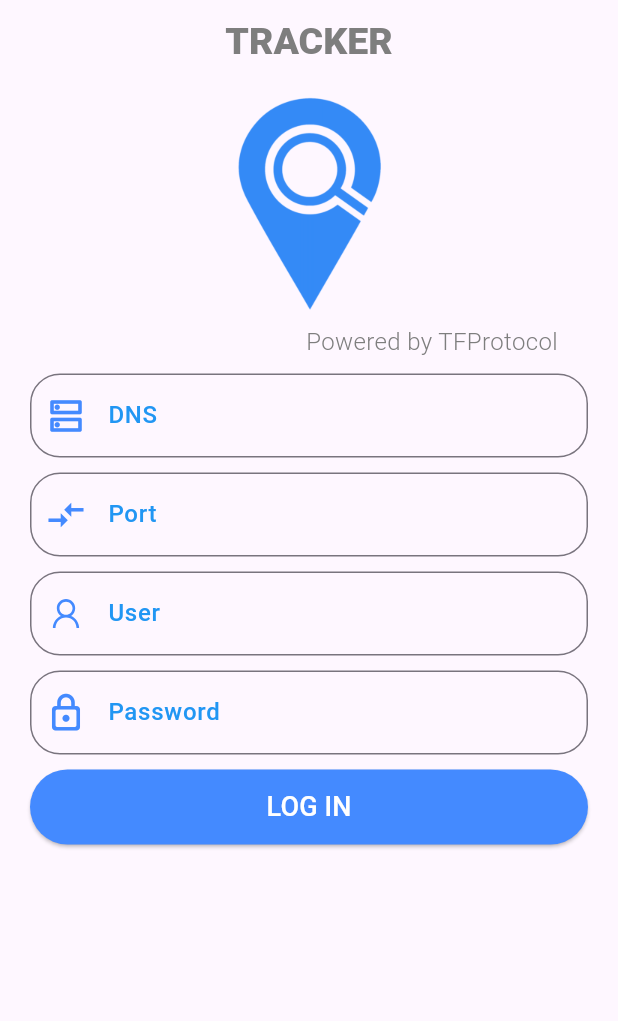
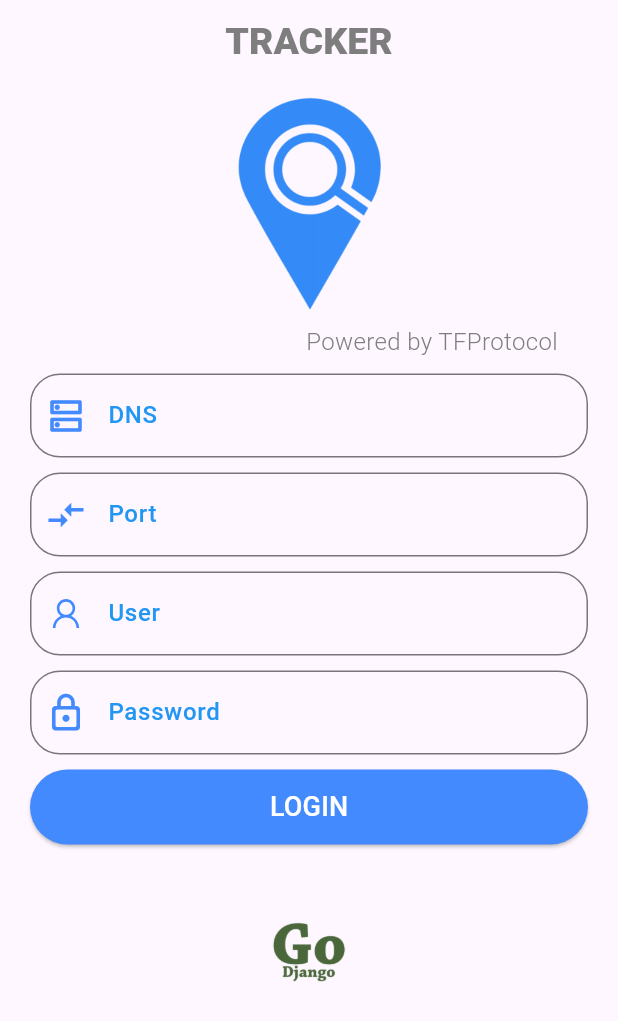
Before and after one commit to GoDjango-Development/Tracker, a Flutter app: the screen it shows after launch, on a phone screen of 412 x 824 dp. Shown: the top 1021 px of the screen. Run offline on Flutter 3.47's test engine with Material 2 defaults, Android fonts, the phone set to English and light mode, and no system bars; our stand-ins replace equatable, flutter_bloc, flutter_map, geolocator, get, latlong2 and 3 more; missing offline and left inert: flutter_map_location_marker, social_share.

```diff
--- a/lib/contants/image_string.dart
+++ b/lib/contants/image_string.dart
@@ -2,4 +2,5 @@ class ImageString {
   static String path = 'assets/img';
 
   static String logo = '$path/tracker-02-01.png';
+  static String logoDjango = '$path/logo2.png';
 }
--- a/lib/features/login/login.dart
+++ b/lib/features/login/login.dart
@@ -1,6 +1,7 @@
 import 'package:flutter/material.dart';
 import 'package:get/get.dart';
 import 'package:line_awesome_flutter/line_awesome_flutter.dart';
+import 'package:shared_preferences/shared_preferences.dart';
 import 'package:tracker/contants/image_string.dart';
 import 'package:tracker/services/login_class.dart';
 import 'package:tracker/widgets/custom_alert_dialog.dart';
@@ -19,13 +20,27 @@ class LoginPage extends StatefulWidget {
 class _LoginPageState extends State<LoginPage> {
   //Global Key
   final _formKey = GlobalKey<FormState>();
-  // Controllers
+  // LoginClass
+  LoginClass loginClass = LoginClass();
+  // Text Controllers
   final TextEditingController dnsController = TextEditingController();
   final TextEditingController portController = TextEditingController();
   final TextEditingController userController = TextEditingController();
   final TextEditingController passwordController = TextEditingController();
-  // LoginClass
-  LoginClass loginClass = LoginClass();
+
+  @override
+  void initState() {
+    _loadSavedValues();
+    super.initState();
+  }
+
+  Future<void> _loadSavedValues() async {
+    SharedPreferences prefs = await SharedPreferences.getInstance();
+    setState(() {
+      dnsController.text = prefs.getString('DNSText') ?? '';
+      portController.text = prefs.getString('PortText') ?? '';
+    });
+  }
 
   @override
   Widget build(BuildContext context) {
@@ -51,21 +66,23 @@ class _LoginPageState extends State<LoginPage> {
               crossAxisAlignment: CrossAxisAlignment.start,
               children: [
                 _logo(textTheme),
-                // const Divider(
-                //   color: Palette.segundaryColor,
-                //   indent: 15,
-                //   endIndent: 15,
-                // ),
-                _spacer(),
+                _spacer(10),
                 _dnsField(),
-                _spacer(),
+                _spacer(10),
                 _portField(),
-                _spacer(),
+                _spacer(10),
                 _userField(),
-                _spacer(),
+                _spacer(10),
                 _passwordField(),
-                _spacer(),
+                _spacer(10),
                 _buttomField(size),
+                _spacer(50),
+                Center(
+                  child: Image.asset(
+                    ImageString.logoDjango,
+                    width: 50,
+                  ),
+                ),
               ],
             ),
           ),
@@ -74,9 +91,9 @@ class _LoginPageState extends State<LoginPage> {
     );
   }
 
-  SizedBox _spacer() {
-    return const SizedBox(
-      height: 10,
+  SizedBox _spacer(double heigth) {
+    return SizedBox(
+      height: heigth,
     );
   }
 
@@ -119,7 +136,7 @@ class _LoginPageState extends State<LoginPage> {
   Widget _portField() {
     return CustomTextFormField(
       controller: portController,
-      textInputType: TextInputType.number,
+      textInputType: TextInputType.text,
       icon: Icons.compare_arrows_sharp,
       label: 'Port',
       validated: (value) {
@@ -154,8 +171,8 @@ class _LoginPageState extends State<LoginPage> {
       label: 'Password',
       obscureText: true,
       validated: (value) {
-        if (value!.length <= 6) {
-          return 'Password field must be at least 6 characters';
+        if (value!.isEmpty) {
+          return 'Password field is required';
         }
         return null;
       },
@@ -166,14 +183,14 @@ class _LoginPageState extends State<LoginPage> {
     return SizedBox(
       width: size.width,
       child: CustomElevatedBottom(
-          text: 'LOG IN',
+          text: 'LOGIN',
           onPressed: () {
             bool validated = _formKey.currentState?.validate() ?? false;
             if (validated) {
               _formKey.currentState!.save();
               String token = loginClass.getHash(
                   userController.text, passwordController.text);
-              loginClass.login(token);
+              loginClass.login(token, dnsController.text, portController.text);
               if (loginClass.loggedIn) {
                 Get.offAllNamed('/map');
               } else {
--- a/lib/features/views/map/map_helper.dart
+++ b/lib/features/views/map/map_helper.dart
@@ -18,11 +18,10 @@ class MapHelper {
 
   Future<LatLng> setInitialPosition() async {
     // Load Initial Position
-    final position = await Geolocator.getCurrentPosition();
+    position = await Geolocator.getCurrentPosition();
     LatLng initialPosition = const LatLng(0, 0);
     if (position.latitude.isFinite) {
       initialPosition = LatLng(position.latitude, position.longitude);
-      log('InitPosition: $initialPosition');
       return initialPosition;
     }
     return initialPosition;
--- a/lib/services/login_class.dart
+++ b/lib/services/login_class.dart
@@ -1,4 +1,6 @@
 import 'dart:convert';
+
+import 'package:shared_preferences/shared_preferences.dart';
 
 import 'comm_server.dart';
 import 'package:crypto/crypto.dart';
@@ -7,7 +9,12 @@ class LoginClass {
   CommServer comm = CommServer();
 
   bool loggedIn = false;
-  void login(String token) {
+
+  String dns = '';
+  String port = '';
+
+  void login(String token, String dnsTxt, String portTxt) {
+    _saveValues(dnsTxt, portTxt);
     loggedIn = true;
   }
 
@@ -23,6 +30,12 @@ class LoginClass {
     return true;
   }
 
+  Future<void> _saveValues(String dnsTxt, String portTxt) async {
+    SharedPreferences prefs = await SharedPreferences.getInstance();
+    prefs.setString('DNSText', dnsTxt);
+    prefs.setString('PortText', portTxt);
+  }
+
   // generate Hash
   String getHash(String user, String password) {
     List<int> bytes = utf8.encode('$user$password.sd');
--- a/pubspec.yaml
+++ b/pubspec.yaml
@@ -41,6 +41,8 @@ dependencies:
   latlong2: ^0.9.0
   line_awesome_flutter: ^2.0.0
   permission_handler: ^10.4.5
+  shared_preferences: ^2.2.2
+  social_share: ^2.3.1
 
 dev_dependencies:
   flutter_lints: ^3.0.1
```
Also changed, not shown: lib/widgets/custom_menu.dart (+58 -9 lines), assets/img/logo2.png (added), pubspec.lock.
